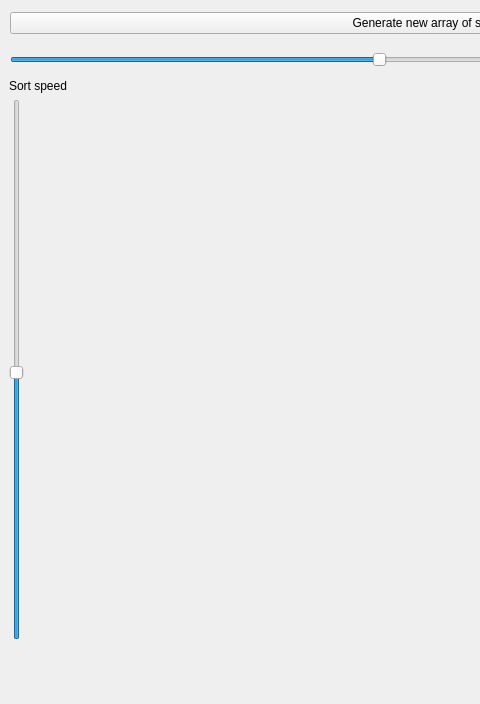
Qt form SortingVisualiser/mainwindow.ui (JuliaSamartseva/Sorting-Visualiser) before a commit; both pictures show x 0 to 480 and y 0 to 704 of the 1118 by 704 pixel window.
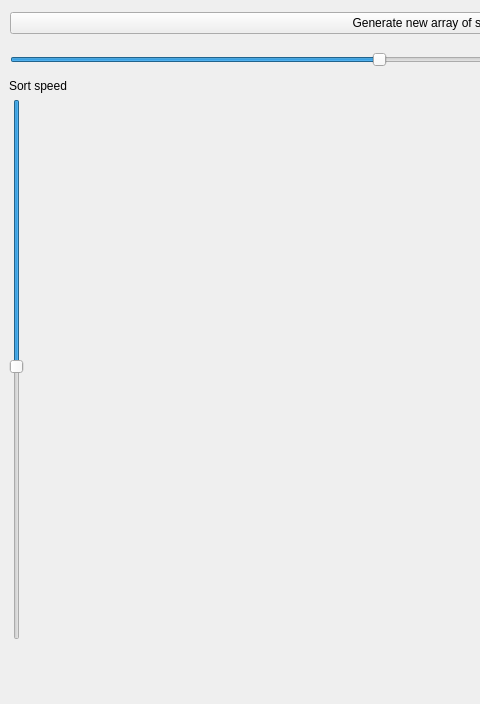
The same form after that commit.

What changed in the file:
```diff
--- a/SortingVisualiser/mainwindow.ui
+++ b/SortingVisualiser/mainwindow.ui
@@ -143,6 +143,9 @@
        <property name="orientation">
         <enum>Qt::Vertical</enum>
        </property>
+       <property name="invertedAppearance">
+        <bool>true</bool>
+       </property>
       </widget>
      </item>
     </layout>
```
